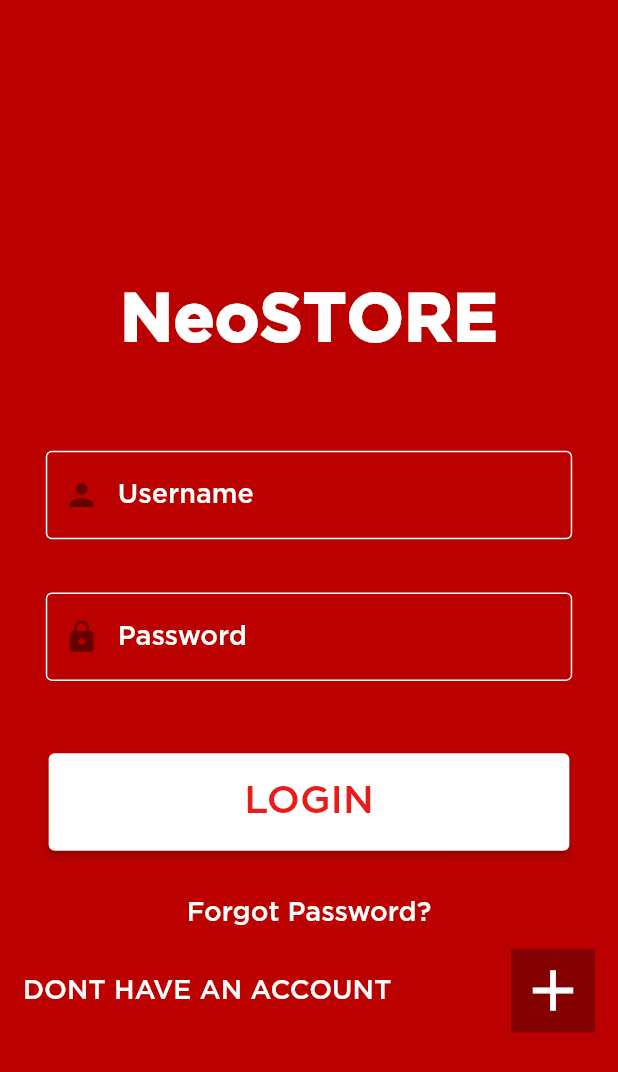
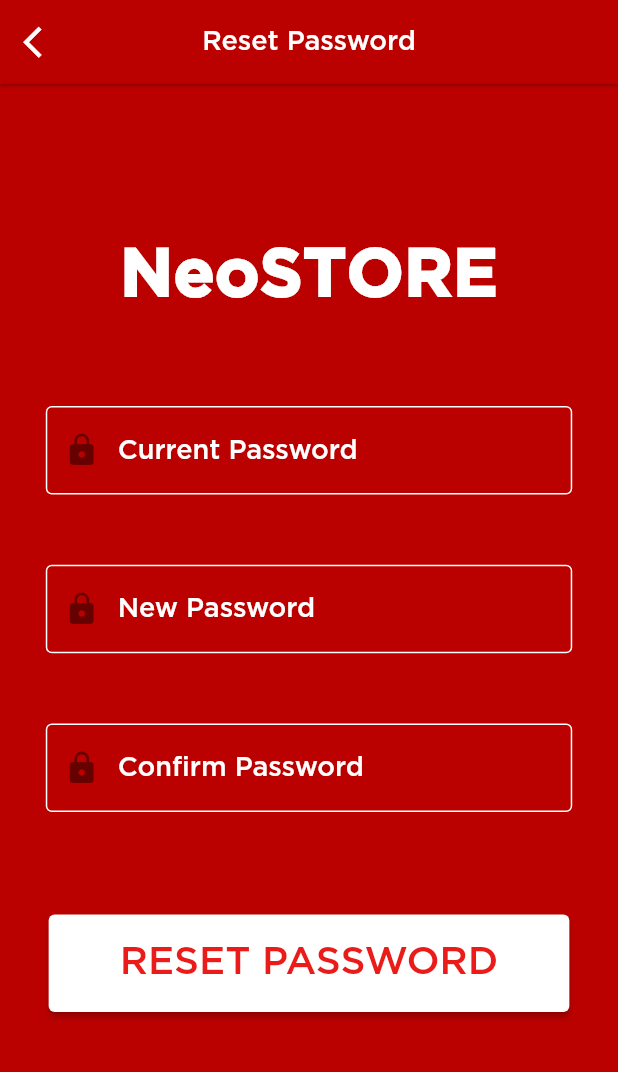
Before and after one commit to arunkumarchauhan/neosoft, a Flutter app: the screen it shows after launch, on a phone screen of 412 x 824 dp. Shown: the top 1072 px of the screen. Run offline on Flutter 3.47's test engine with Material 2 defaults, Android fonts, the phone set to English and light mode, and no system bars; our stand-ins replace carousel_indicator, carousel_slider, dio, either_dart, equatable, flutter_bloc and 3 more; accounts and stored records are empty; generated files the repository leaves out were written again.

```diff
--- /dev/null
+++ b/lib/core/user/data/dto/user_login_response.dart
@@ -0,0 +1 @@
+class UserLoginResponse {}
--- a/lib/core/user/domain/repository/user_repository_implementation.dart
+++ b/lib/core/user/domain/repository/user_repository_implementation.dart
@@ -1,7 +1,6 @@
 import 'package:either_dart/either.dart';
 import 'package:either_dart/src/either.dart';
 import 'package:neostore/core/user/data/datasource/user_remote_data_source.dart';
-import 'package:neostore/core/user/data/dto/user_response_dto.dart';
 import 'package:neostore/core/user/data/mapper/user_mapper.dart';
 import 'package:neostore/core/user/data/repositories/user_repository.dart';
 import 'package:neostore/core/user/domain/entity/user_entity.dart';
--- /dev/null
+++ b/lib/feature/user/page/reset_password.dart
@@ -0,0 +1,144 @@
+import 'package:flutter/material.dart';
+import 'package:flutter_screenutil/flutter_screenutil.dart';
+import 'package:neostore/feature/shared/buttons/white_background_red_text_elevated_button.dart';
+import 'package:neostore/feature/shared/textfield/base_text_form_field.dart';
+import 'package:neostore/utils/extensions/email_validator.dart';
+
+class ResetPasswordScreen extends StatefulWidget {
+  const ResetPasswordScreen({Key? key}) : super(key: key);
+
+  @override
+  State<ResetPasswordScreen> createState() => _ResetPasswordScreenState();
+}
+
+class _ResetPasswordScreenState extends State<ResetPasswordScreen> {
+  final _resetPasswordFormKey = GlobalKey<FormState>();
+  final TextEditingController _passwordController = TextEditingController();
+  final TextEditingController _confirmPasswordController =
+      TextEditingController();
+  final TextEditingController _currentPasswordController =
+      TextEditingController();
+  @override
+  Widget build(BuildContext context) {
+    return Scaffold(
+      appBar: AppBar(
+        title: Text(
+          "Reset Password",
+          style: Theme.of(context).textTheme.headline2,
+        ),
+        centerTitle: true,
+        elevation: 0.8,
+        leading: GestureDetector(
+          onTap: () {
+            Navigator.pop(context);
+          },
+          child: const Icon(
+            Icons.arrow_back_ios,
+            size: 25,
+          ),
+        ),
+      ),
+      backgroundColor: Theme.of(context).primaryColor,
+      body: SingleChildScrollView(
+        child: Container(
+          margin: EdgeInsets.symmetric(horizontal: 40.w),
+          height: ScreenUtil.defaultSize.height,
+          child: Center(
+            child: Column(
+              crossAxisAlignment: CrossAxisAlignment.start,
+              mainAxisAlignment: MainAxisAlignment.spaceBetween,
+              children: [
+                Column(
+                  mainAxisAlignment: MainAxisAlignment.start,
+                  children: [
+                    SizedBox(
+                      height: 250.h,
+                    ),
+                    Center(
+                      child: Text(
+                        "NeoSTORE",
+                        style: Theme.of(context).textTheme.headline1,
+                      ),
+                    ),
+                    SizedBox(
+                      height: 150.h,
+                    ),
+                    Form(
+                      key: _resetPasswordFormKey,
+                      child: Column(
+                        children: [
+                          BaseTextFormField(
+                            controller: _currentPasswordController,
+                            validator: (value) {
+                              if (value == null || value.isEmpty) {
+                                return "This Field Cannot be empty";
+                              }
+
+                              return null;
+                            },
+                            icon: Icons.lock,
+                            hintText: "Current Password",
+                          ),
+                          const SizedBox(
+                            height: 20,
+                          ),
+                          BaseTextFormField(
+                            controller: _passwordController,
+                            icon: Icons.lock,
+                            hintText: "New Password",
+                            obscureText: true,
+                            validator: (value) {
+                              if (value == null || value.isEmpty) {
+                                return "This Field Cannot be empty";
+                              }
+                              if (_passwordController.text !=
+                                  _confirmPasswordController.text) {
+                                return "Confirm Password and passwords are not same.";
+                              }
+                              return null;
+                            },
+                          ),
+                          const SizedBox(
+                            height: 20,
+                          ),
+                          BaseTextFormField(
+                            controller: _confirmPasswordController,
+                            icon: Icons.lock,
+                            hintText: "Confirm Password",
+                            obscureText: true,
+                            validator: (value) {
+                              if (value == null || value.isEmpty) {
+                                return "This Field Cannot be empty";
+                              }
+                              if (_passwordController.text !=
+                                  _confirmPasswordController.text) {
+                                return "Confirm Password and passwords are not same.";
+                              }
+                              return null;
+                            },
+                          ),
+                          const SizedBox(
+                            height: 20,
+                          ),
+                          WhiteBackgroundRedTextElevatedButton(
+                            onPressed: () {
+                              if (!_resetPasswordFormKey.currentState!
+                                  .validate()) {
+                                return;
+                              }
+                            },
+                            text: "RESET PASSWORD",
+                          ),
+                        ],
+                      ),
+                    ),
+                  ],
+                ),
+              ],
+            ),
+          ),
+        ),
+      ),
+    );
+  }
+}
--- a/lib/main.dart
+++ b/lib/main.dart
@@ -3,10 +3,11 @@
 import 'package:neostore/feature/user/page/forgot_password_screen.dart';
 import 'package:neostore/feature/user/page/login_screen.dart';
 import 'package:neostore/feature/user/page/register_screen.dart';
+import 'package:neostore/feature/user/page/reset_password.dart';
 
 import 'package:neostore/utils/app_router.dart';
 import 'package:flutter_screenutil/flutter_screenutil.dart';
-import 'package:neostore/utils/colors.dart';
+import 'package:neostore/utils/theme_data.dart';
 
 void main() {
   runApp(const MyApp());
@@ -23,76 +24,14 @@
           return MaterialApp(
             debugShowCheckedModeBanner: false,
             title: 'Flutter Demo',
-            theme: ThemeData(
-              primarySwatch:
-                  MaterialColor(HexColor.fromHex("#bb0100").value, swatchColor),
-              textTheme: const TextTheme(
-                  headline1: TextStyle(
-                    color: Colors.white,
-                    fontWeight: FontWeight.w900,
-                    fontSize: 45,
-                    fontFamily: 'Gotham',
-                  ),
-                  headline2: TextStyle(
-                    color: Colors.white,
-                    fontWeight: FontWeight.w500,
-                    fontFamily: 'Gotham',
-                    fontSize: 18,
-                  ),
-                  headline3: TextStyle(
-                    color: Colors.white,
-                    fontWeight: FontWeight.w500,
-                    fontFamily: 'Gotham',
-                    fontSize: 23,
-                  )),
-              iconTheme: const IconThemeData(
-                color: Colors.white,
-                size: 25,
-                opacity: 1,
-              ),
-              inputDecorationTheme: const InputDecorationTheme(
-                iconColor: Colors.white,
-                hintStyle: TextStyle(
-                  color: Colors.white,
-                  fontWeight: FontWeight.w500,
-                  fontFamily: 'Gotham',
-                  fontSize: 18,
-                ),
-                errorStyle: TextStyle(color: Colors.white),
-                border: OutlineInputBorder(
-                  borderSide: BorderSide(color: Colors.white),
-                ),
-                enabledBorder: OutlineInputBorder(
-                  borderSide: BorderSide(color: Colors.white),
-                ),
-                disabledBorder: OutlineInputBorder(
-                  borderSide: BorderSide(color: Colors.white),
-                ),
-                focusedBorder: OutlineInputBorder(
-                  borderSide: BorderSide(color: Colors.white),
-                ),
-              ),
-              elevatedButtonTheme: ElevatedButtonThemeData(
-                style: ButtonStyle(
-                  backgroundColor: MaterialStateProperty.all(Colors.white),
-                  alignment: Alignment.center,
-                  textStyle: MaterialStateProperty.all(
-                    TextStyle(
-                      fontFamily: 'Gotham',
-                      fontWeight: FontWeight.w500,
-                      fontSize: 26,
-                      color: HexColor.fromHex("#E91C1A"),
-                    ),
-                  ),
-                ),
-              ),
-            ),
-            initialRoute: AppRouter.login,
+            theme: buildThemeData(),
+            initialRoute: AppRouter.reset_password,
             routes: {
               AppRouter.login: (_) => const LoginScreen(),
               AppRouter.register: (_) => const Register(),
               AppRouter.forgot_password: (_) => const ForgotPasswordScreen(),
               AppRouter.home: (_) => const HomeScreen(),
+              AppRouter.reset_password: (_) => const ResetPasswordScreen(),
             },
           );
         });
--- /dev/null
+++ b/lib/services/api_service.dart
@@ -0,0 +1,6 @@
+// import 'package:retrofit/http.dart';
+//
+// @RestApi(baseUrl: "http://staging.php-dev.in:8844/trainingapp/api")
+// abstract class ApiService {
+//
+// }
--- a/lib/utils/app_router.dart
+++ b/lib/utils/app_router.dart
@@ -3,4 +3,5 @@
   static const register = "/register";
   static const forgot_password = "forgot_password";
   static const home = "/home";
+  static const reset_password = "reset_password";
 }
--- /dev/null
+++ b/lib/utils/theme_data.dart
@@ -0,0 +1,69 @@
+import 'package:flutter/material.dart';
+import 'package:neostore/utils/colors.dart';
+
+ThemeData buildThemeData() {
+  return ThemeData(
+    primarySwatch:
+        MaterialColor(HexColor.fromHex("#bb0100").value, swatchColor),
+    textTheme: const TextTheme(
+        headline1: TextStyle(
+          color: Colors.white,
+          fontWeight: FontWeight.w900,
+          fontSize: 45,
+          fontFamily: 'Gotham',
+        ),
+        headline2: TextStyle(
+          color: Colors.white,
+          fontWeight: FontWeight.w500,
+          fontFamily: 'Gotham',
+          fontSize: 18,
+        ),
+        headline3: TextStyle(
+          color: Colors.white,
+          fontWeight: FontWeight.w500,
+          fontFamily: 'Gotham',
+          fontSize: 23,
+        )),
+    iconTheme: const IconThemeData(
+      color: Colors.white,
+      size: 25,
+      opacity: 1,
+    ),
+    inputDecorationTheme: const InputDecorationTheme(
+      iconColor: Colors.white,
+      hintStyle: TextStyle(
+        color: Colors.white,
+        fontWeight: FontWeight.w500,
+        fontFamily: 'Gotham',
+        fontSize: 18,
+      ),
+      errorStyle: TextStyle(color: Colors.white),
+      border: OutlineInputBorder(
+        borderSide: BorderSide(color: Colors.white),
+      ),
+      enabledBorder: OutlineInputBorder(
+        borderSide: BorderSide(color: Colors.white),
+      ),
+      disabledBorder: OutlineInputBorder(
+        borderSide: BorderSide(color: Colors.white),
+      ),
+      focusedBorder: OutlineInputBorder(
+        borderSide: BorderSide(color: Colors.white),
+      ),
+    ),
+    elevatedButtonTheme: ElevatedButtonThemeData(
+      style: ButtonStyle(
+        backgroundColor: MaterialStateProperty.all(Colors.white),
+        alignment: Alignment.center,
+        textStyle: MaterialStateProperty.all(
+          TextStyle(
+            fontFamily: 'Gotham',
+            fontWeight: FontWeight.w500,
+            fontSize: 26,
+            color: HexColor.fromHex("#E91C1A"),
+          ),
+        ),
+      ),
+    ),
+  );
+}
```
Also changed, not shown: lib/core/user/data/datasource/user_api_service.dart (added, +16 -0 lines), lib/core/user/data/dto/login_dto.dart (added, +12 -0 lines), lib/core/user/data/dto/register_dto.dart (added, +30 -0 lines), lib/core/user/data/dto/user.dart (added, +41 -0 lines), lib/core/user/data/dto/user_register_response.dart (added, +15 -0 lines), pubspec.yaml (+4 -3 lines), lib/core/user/data/datasource/user_api_service.g.dart (added), lib/core/user/data/dto/login_dto.g.dart (added), lib/core/user/data/dto/register_dto.g.dart (added), lib/core/user/data/dto/user.g.dart (added), lib/core/user/data/dto/user_register_response.g.dart (added), pubspec.lock.
